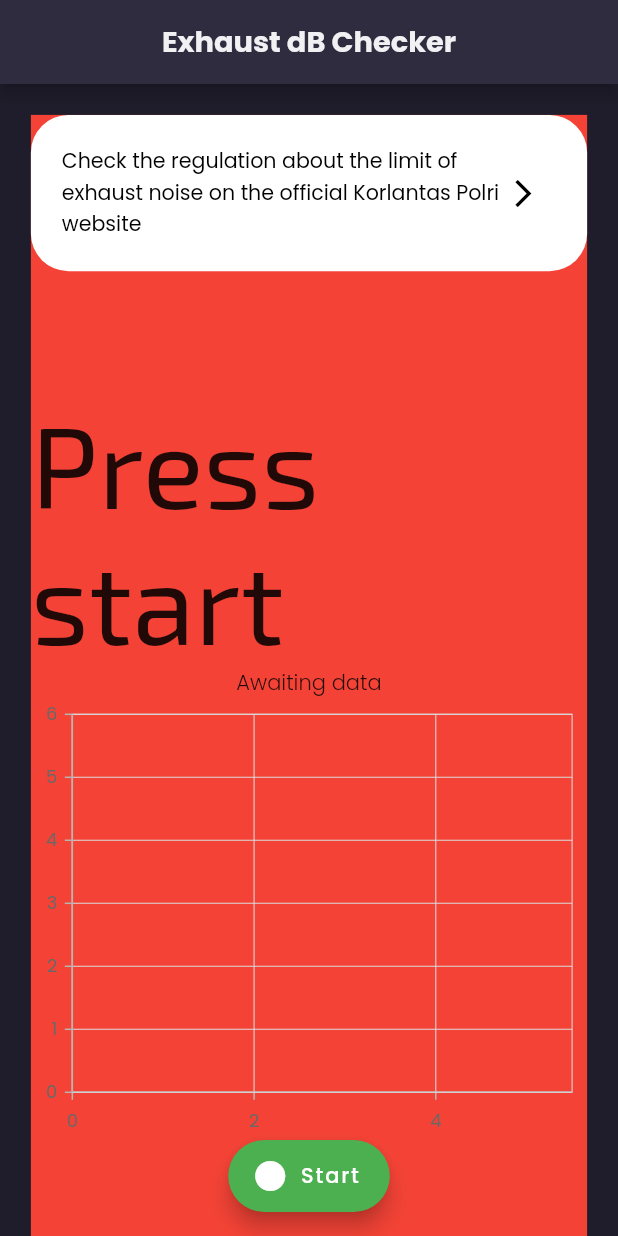
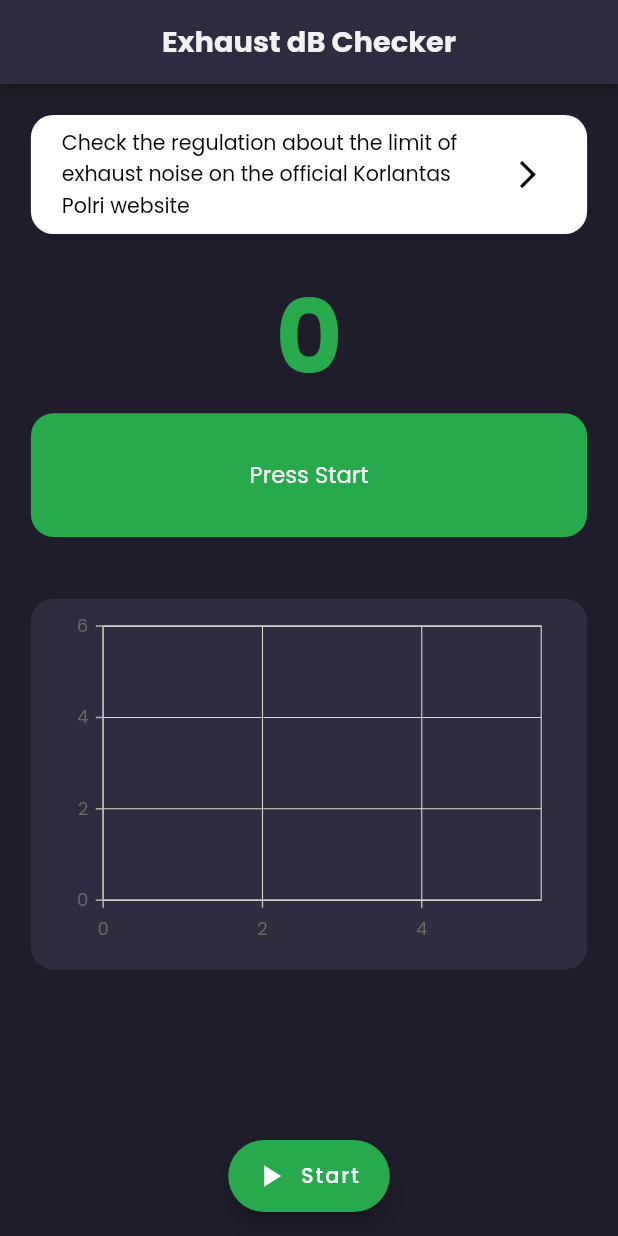
Before and after one commit to andrirahmanto/noiseCheckerApp, a Flutter app: the screen it shows after launch, on a phone screen of 412 x 824 dp. Run offline on Flutter 3.47's test engine with Material 2 defaults, Android fonts, the phone set to English and light mode, and no system bars; our stand-ins replace easy_splash_screen, get, google_fonts, sizer, syncfusion_flutter_charts, webview_flutter; missing offline and left inert: noise_meter.

Commit message:
refactor: enhance main screen

```diff
--- a/lib/screens/main.screen.dart
+++ b/lib/screens/main.screen.dart
@@ -108,6 +108,25 @@ class _MainScreenState extends State<MainScreen> {
     });
   }
 
+  String getFeedback(double? maxDB) {
+    var noise = maxDB ?? 0;
+    if (noise == 0) {
+      return 'Press Start';
+    }
+    if (noise > 81) {
+      return 'Your exhaust noise exceeds the\nregulatory limit';
+    }
+    return 'Your exhaust noise is within regulatory\nsafety limits';
+  }
+
+  Color getFeedbackColor(double? maxDB) {
+    var noise = maxDB ?? 0;
+    if (noise > 81) {
+      return ColorPalettes.red;
+    }
+    return ColorPalettes.green;
+  }
+
   @override
   Widget build(BuildContext context) {
     if (chartData.length >= 30) {
@@ -126,14 +145,14 @@ class _MainScreenState extends State<MainScreen> {
       floatingActionButton: FloatingActionButton.extended(
         label: Text(_isRecording ? 'Stop' : 'Start'),
         onPressed: _isRecording ? stop : start,
-        icon: !_isRecording ? Icon(Icons.circle) : null,
-        backgroundColor: _isRecording ? Colors.red : Colors.green,
+        icon: !_isRecording ? Icon(Icons.play_arrow) : Icon(Icons.pause),
+        backgroundColor: _isRecording ? ColorPalettes.red : ColorPalettes.green,
       ),
       body: SingleChildScrollView(
         child: Container(
           margin: EdgeInsets.only(top: 5.w, left: 5.w, right: 5.w),
           width: 100.w,
-          color: Colors.red,
+          // color: Colors.red,
           child: Column(
             crossAxisAlignment: CrossAxisAlignment.start,
             mainAxisAlignment: MainAxisAlignment.start,
@@ -144,10 +163,11 @@ class _MainScreenState extends State<MainScreen> {
                 },
                 child: Container(
                     width: 90.w,
-                    padding: EdgeInsets.all(5.w),
+                    padding:
+                        EdgeInsets.symmetric(vertical: 2.w, horizontal: 5.w),
                     decoration: BoxDecoration(
                         color: ColorPalettes.white,
-                        borderRadius: BorderRadius.all(Radius.circular(25))),
+                        borderRadius: BorderRadius.all(Radius.circular(15))),
                     child: Row(
                       children: <Widget>[
                         Flexible(
@@ -160,6 +180,7 @@ class _MainScreenState extends State<MainScreen> {
                             fontWeight: FontWeight.normal,
                           ),
                         ),
+                        Spacer(),
                         Flexible(
                           flex: 1,
                           child: Icon(Icons.arrow_forward_ios,
@@ -169,36 +190,62 @@ class _MainScreenState extends State<MainScreen> {
                     )),
               ),
               SizedBox(
-                height: 10.h,
+                height: 2.h,
               ),
               Container(
                 child: Column(
                   children: [
-                    Text(
-                      maxDB != null ? maxDB!.toStringAsFixed(2) : 'Press start',
-                      style: GoogleFonts.exo2(fontSize: 76),
+                    PrimaryText(
+                      text: maxDB != null ? maxDB!.toStringAsFixed(0) : '0',
+                      fontSize: 50.sp,
+                      fontWeight: FontWeight.w700,
+                      color: getFeedbackColor(maxDB),
                     ),
-                    Text(
-                      meanDB != null
-                          ? 'Mean: ${meanDB!.toStringAsFixed(2)}'
-                          : 'Awaiting data',
-                      style:
-                          TextStyle(fontWeight: FontWeight.w300, fontSize: 14),
+                    Container(
+                        constraints: BoxConstraints(
+                            minHeight: 10.h, minWidth: double.infinity),
+                        padding: EdgeInsets.symmetric(
+                            vertical: 2.w, horizontal: 5.w),
+                        decoration: BoxDecoration(
+                            color: getFeedbackColor(maxDB),
+                            borderRadius:
+                                BorderRadius.all(Radius.circular(15))),
+                        child: Center(
+                          child: PrimaryText(
+                            text: getFeedback(maxDB),
+                            fontSize: 11.sp,
+                            textAlign: TextAlign.center,
+                            fontWeight: FontWeight.w400,
                           ),
-                    SfCartesianChart(
+                        )),
+                    SizedBox(
+                      height: 5.h,
+                    ),
+                    Container(
+                      width: 90.w,
+                      height: 30.h,
+                      padding:
+                          EdgeInsets.symmetric(vertical: 2.w, horizontal: 5.w),
+                      decoration: BoxDecoration(
+                          color: ColorPalettes.navyLight,
+                          borderRadius: BorderRadius.all(Radius.circular(15))),
+                      child: SfCartesianChart(
                         series: <LineSeries<ChartData, double>>[
                           LineSeries<ChartData, double>(
                               dataSource: chartData,
+                              color: getFeedbackColor(maxDB),
                               xAxisName: 'Time',
                               yAxisName: 'dB',
                               name: 'dB values over time',
-                            xValueMapper: (ChartData value, _) => value.frames,
+                              xValueMapper: (ChartData value, _) =>
+                                  value.frames,
                               yValueMapper: (ChartData value, _) => value.maxDB,
                               animationDuration: 0),
                         ],
                       ),
+                    ),
                     SizedBox(
-                      height: 68,
+                      height: 30.h,
                     ),
                   ],
                 ),
--- a/lib/utils/custom_text.util.dart
+++ b/lib/utils/custom_text.util.dart
@@ -7,6 +7,7 @@ class PrimaryText extends StatelessWidget {
   final double? fontSize;
   final FontWeight? fontWeight;
   final TextOverflow? overflow;
+  final TextAlign? textAlign;
 
   const PrimaryText({
     required this.text,
@@ -14,6 +15,7 @@ class PrimaryText extends StatelessWidget {
     this.color: ColorPalettes.white,
     this.fontWeight: FontWeight.w700,
     this.overflow: TextOverflow.visible,
+    this.textAlign: TextAlign.start,
   });
 
   @override
@@ -21,6 +23,7 @@ class PrimaryText extends StatelessWidget {
     return Text(
       text,
       overflow: overflow,
+      textAlign: textAlign,
       style: TextStyle(
         color: color,
         fontSize: fontSize,
```
Lines whose indentation alone changed are shown as unchanged.
